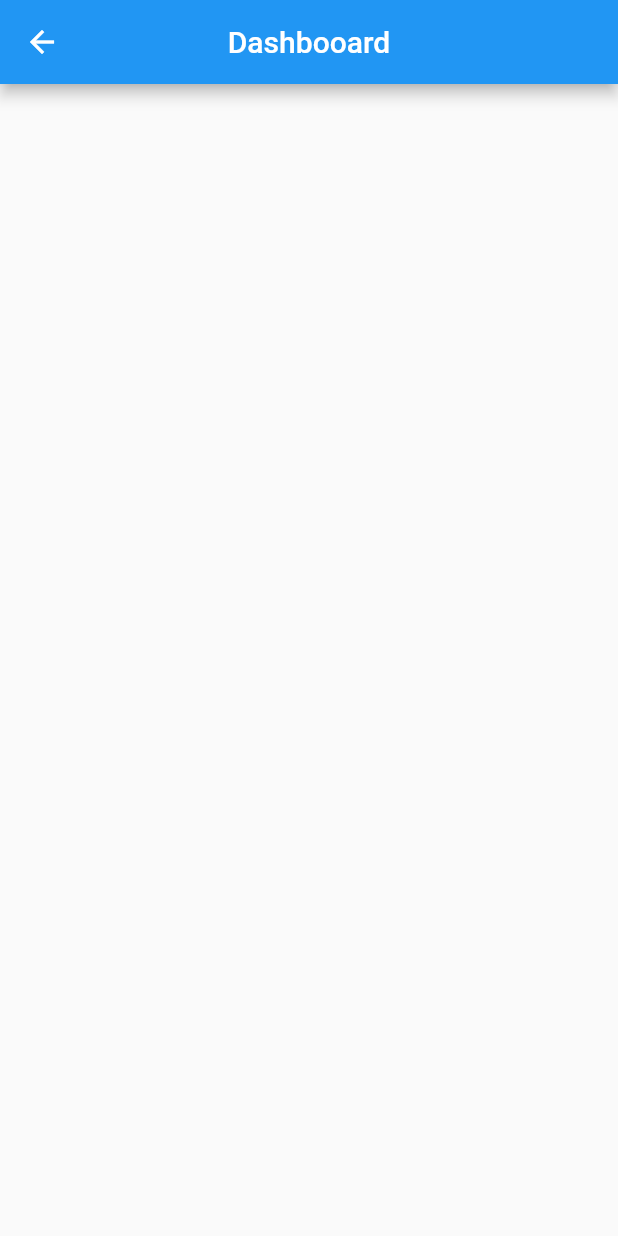
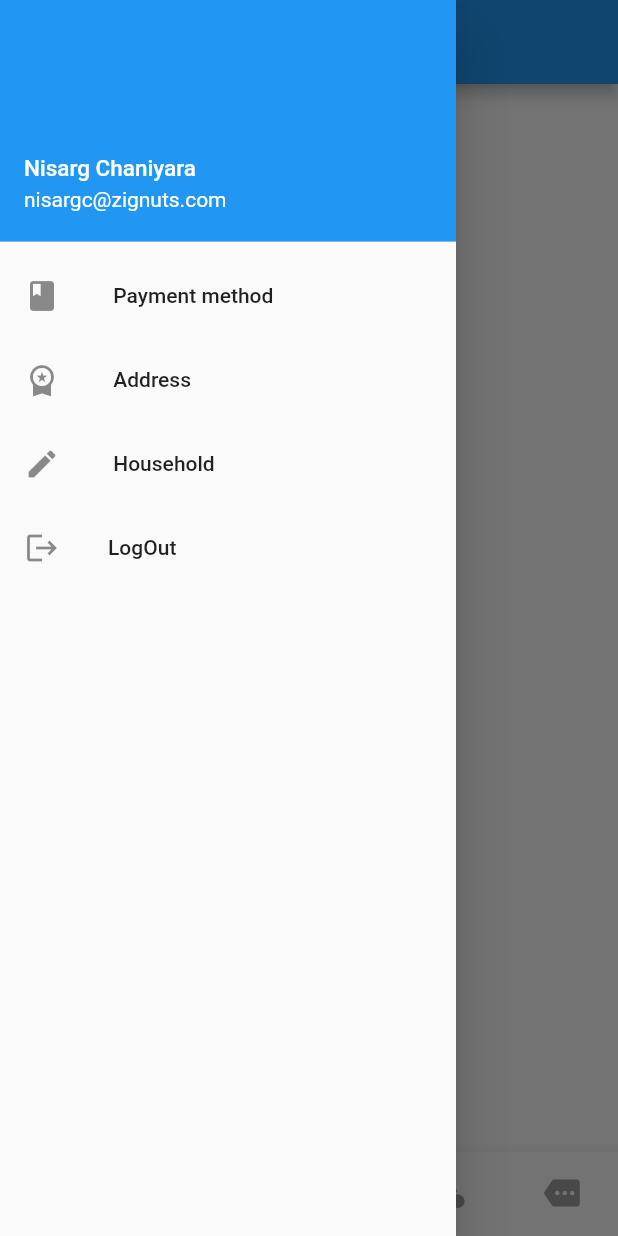
Before and after one commit to navin-zignuts/Assignment, a Flutter app: the DashBoard screen opened directly, with the side drawer open (before the commit the screen has no drawer), on a phone screen of 412 x 824 dp. Run offline on Flutter 3.47's test engine with Material 2 defaults, Android fonts, the phone set to English and light mode, and no system bars.

Commit message:
botton navigation bar and drawer

```diff
--- a/lib/dash_board_screen.dart
+++ b/lib/dash_board_screen.dart
@@ -6,6 +6,33 @@ class DashBoard extends StatefulWidget {
 }
 
 class _DashBoardState extends State<DashBoard> {
+  int indx = 0;
+
+  List<Widget> screens = [
+    Center(
+      child: Text(
+        'Home',
+        style: TextStyle(fontSize: 30, fontWeight: FontWeight.bold),
+      ),
+    ),
+    Center(
+      child: Text('Vendors',
+          style: TextStyle(fontSize: 30, fontWeight: FontWeight.bold)),
+    ),
+    Center(
+      child: Text('Lists',
+          style: TextStyle(fontSize: 30, fontWeight: FontWeight.bold)),
+    ),
+    Center(
+      child: Text('Categories',
+          style: TextStyle(fontSize: 30, fontWeight: FontWeight.bold)),
+    ),
+    Center(
+      child: Text('More',
+          style: TextStyle(fontSize: 30, fontWeight: FontWeight.bold)),
+    ),
+  ];
+
   @override
   Widget build(BuildContext context) {
     return Scaffold(
@@ -13,6 +40,64 @@ class _DashBoardState extends State<DashBoard> {
         title: Text('Dashbooard'),
         centerTitle: true,
       ),
+      bottomNavigationBar: BottomNavigationBar(
+          currentIndex: indx,
+          onTap: (value) {
+            setState(() {
+              indx = value;
+            });
+          },
+          unselectedItemColor: Colors.grey,
+          fixedColor: Colors.blue,
+          items: [
+            BottomNavigationBarItem(icon: Icon(Icons.home), label: 'Home'),
+            BottomNavigationBarItem(icon: Icon(Icons.person), label: 'Vendors'),
+            BottomNavigationBarItem(icon: Icon(Icons.list), label: 'Lists'),
+            BottomNavigationBarItem(
+                icon: Icon(Icons.category), label: 'Categories'),
+            BottomNavigationBarItem(icon: Icon(Icons.more), label: 'More'),
+          ]),
+      drawer: Drawer(
+        child: ListView(
+          children: [
+            UserAccountsDrawerHeader(
+                accountName: Text(
+                  'Nisarg Chaniyara',
+                  style: TextStyle(fontSize: 15),
+                ),
+                accountEmail: Text('nisargc@zignuts.com')),
+            ListTile(
+              leading: const Icon(Icons.book),
+              title: const Text(' Payment method'),
+              onTap: () {
+                Navigator.pop(context);
+              },
+            ),
+            ListTile(
+              leading: const Icon(Icons.workspace_premium),
+              title: const Text(' Address '),
+              onTap: () {
+                Navigator.pop(context);
+              },
+            ),
+            ListTile(
+              leading: const Icon(Icons.edit),
+              title: const Text(' Household'),
+              onTap: () {
+                Navigator.pop(context);
+              },
+            ),
+            ListTile(
+              leading: const Icon(Icons.logout),
+              title: const Text('LogOut'),
+              onTap: () {
+                Navigator.pop(context);
+              },
+            ),
+          ],
+        ),
+      ),
+      body: screens[indx],
     );
   }
 }
```
